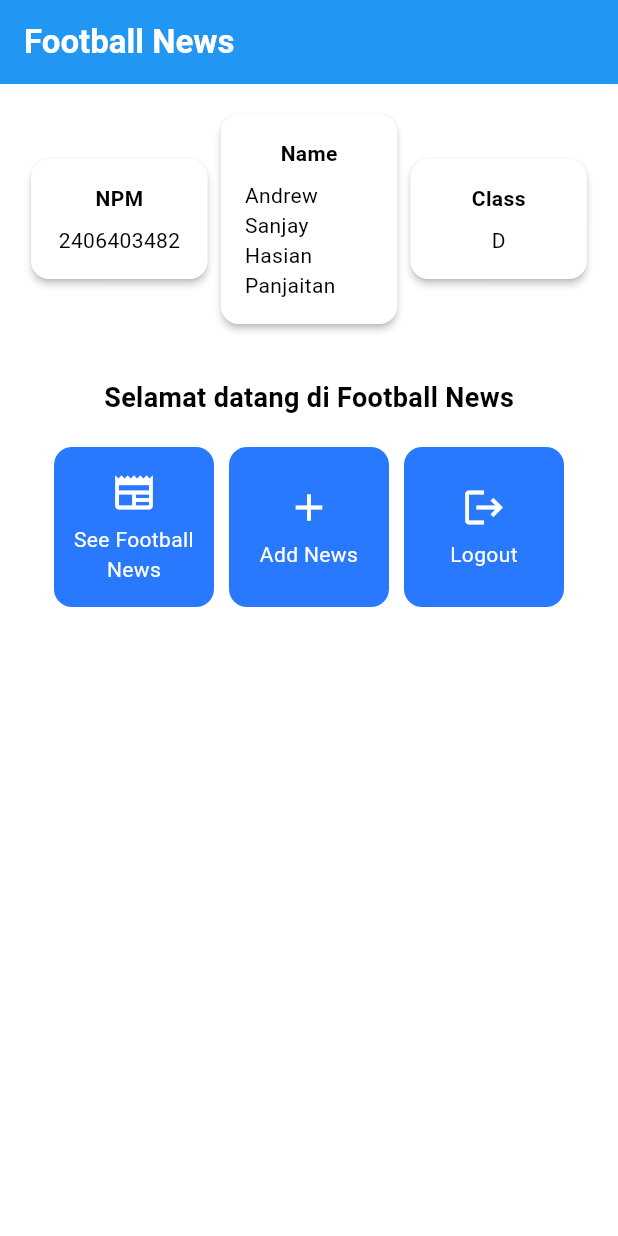
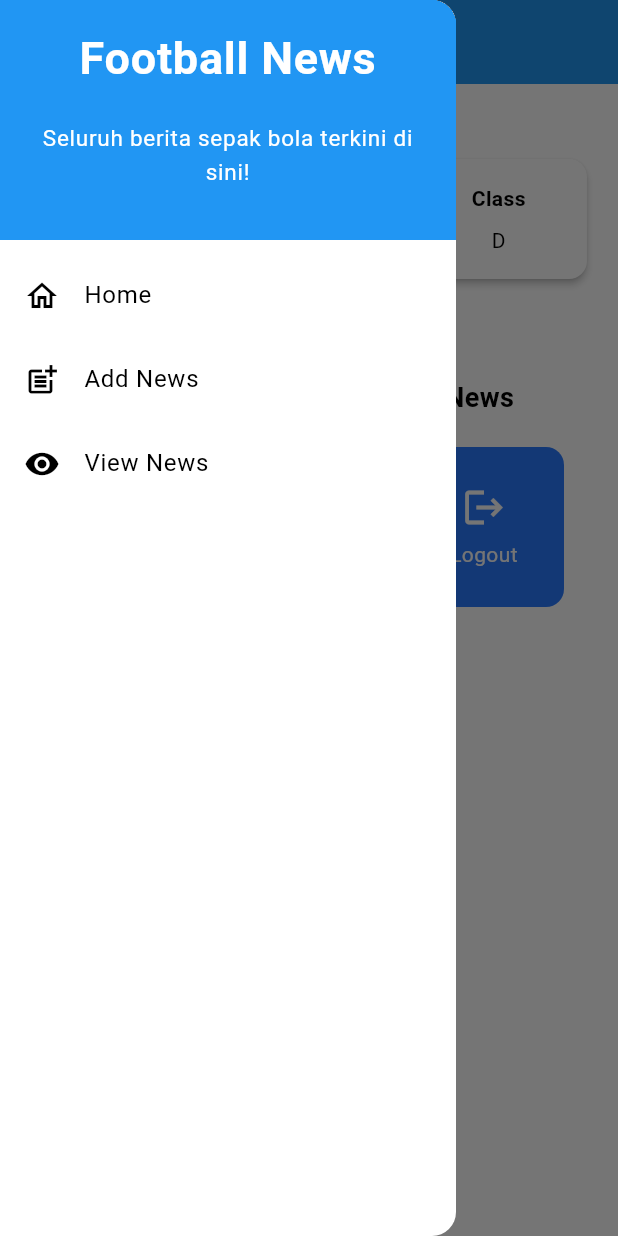
Before and after one commit to Smiley6P/football-news-mobile, a Flutter app: the screen it shows after launch, with the side drawer open (before the commit the screen has no drawer), on a phone screen of 412 x 824 dp. Run offline on Flutter 3.47's test engine with Material 3 defaults, Android fonts, the phone set to English and light mode, and no system bars.

Commit message:
tutorial 7 don

```diff
--- a/lib/main.dart
+++ b/lib/main.dart
@@ -1,5 +1,5 @@
 import 'package:flutter/material.dart';
-import 'package:football_news/menu.dart';
+import 'package:football_news/screens/menu.dart';
 
 void main() {
   runApp(const MyApp());
--- a/lib/menu.dart
+++ b/lib/screens/menu.dart
@@ -1,4 +1,8 @@
 import 'package:flutter/material.dart';
+import 'package:football_news/widgets/left_drawer.dart';
+import 'package:football_news/screens/newslist_form.dart';
+import 'package:football_news/widgets/news_card.dart';
+
 
 class MyHomePage extends StatelessWidget {
   MyHomePage({super.key});
@@ -30,6 +34,7 @@ class MyHomePage extends StatelessWidget {
         // Warna latar belakang AppBar diambil dari skema warna tema aplikasi.
         backgroundColor: Theme.of(context).colorScheme.primary,
       ),
+      drawer: LeftDrawer(),
       // Body halaman dengan padding di sekelilingnya.
       body: Padding(
         padding: const EdgeInsets.all(16.0),
@@ -132,57 +137,3 @@ class ItemHomepage {
 
   ItemHomepage(this.name, this.icon);
 }
-
-class ItemCard extends StatelessWidget {
-  // Menampilkan kartu dengan ikon dan nama.
-
-  final ItemHomepage item;
-
-  const ItemCard(this.item, {super.key});
-
-  @override
-  Widget build(BuildContext context) {
-    return Material(
-      // Menentukan warna latar belakang dari tema aplikasi.
-      color: Theme.of(context).colorScheme.secondary,
-      // Membuat sudut kartu melengkung.
-      borderRadius: BorderRadius.circular(12),
-
-      child: InkWell(
-        // Aksi ketika kartu ditekan.
-        onTap: () {
-          // Menampilkan pesan SnackBar saat kartu ditekan.
-          ScaffoldMessenger.of(context)
-            ..hideCurrentSnackBar()
-            ..showSnackBar(
-                SnackBar(content: Text("Kamu telah menekan tombol ${item.name}!"))
-            );
-        },
-        // Container untuk menyimpan Icon dan Text
-        child: Container(
-          padding: const EdgeInsets.all(8),
-          child: Center(
-            child: Column(
-              // Menyusun ikon dan teks di tengah kartu.
-              mainAxisAlignment: MainAxisAlignment.center,
-              children: [
-                Icon(
-                  item.icon,
-                  color: Colors.white,
-                  size: 30.0,
-                ),
-                const Padding(padding: EdgeInsets.all(3)),
-                Text(
-                  item.name,
-                  textAlign: TextAlign.center,
-                  style: const TextStyle(color: Colors.white),
-                ),
-              ],
-            ),
-          ),
-        ),
-      ),
-    );
-  }
-
-}
--- /dev/null
+++ b/lib/widgets/left_drawer.dart
@@ -0,0 +1,83 @@
+import 'package:flutter/material.dart';
+import 'package:football_news/screens/menu.dart';
+import 'package:football_news/screens/newslist_form.dart';
+import 'package:football_news/widgets/news_card.dart';
+
+
+class LeftDrawer extends StatelessWidget {
+  const LeftDrawer({super.key});
+
+  @override
+  Widget build(BuildContext context) {
+    return Drawer(
+      child: ListView(
+        children: [
+          const DrawerHeader(
+            decoration: BoxDecoration(
+              color: Colors.blue,
+            ),
+            child: Column(
+              children: [
+                Text(
+                  'Football News',
+                  textAlign: TextAlign.center,
+                  style: TextStyle(
+                    fontSize: 30,
+                    fontWeight: FontWeight.bold,
+                    color: Colors.white,
+                  ),
+                ),
+                Padding(padding: EdgeInsets.all(10)),
+                Text("Seluruh berita sepak bola terkini di sini!",
+                  textAlign: TextAlign.center,
+                  style: TextStyle(
+                    fontSize: 15,
+                    fontWeight: FontWeight.normal,
+                    color: Colors.white,
+                ),
+                ),
+              ],
+            ),
+          ),
+          ListTile(
+            leading: const Icon(Icons.home_outlined),
+            title: const Text('Home'),
+            // Bagian redirection ke MyHomePage
+            onTap: () {
+              Navigator.pushReplacement(
+                  context,
+                  MaterialPageRoute(
+                    builder: (context) => MyHomePage(),
+                  ));
+            },
+          ),
+          ListTile(
+            leading: const Icon(Icons.post_add),
+            title: const Text('Add News'),
+            // Bagian redirection ke NewsFormPage
+            onTap: () {
+              Navigator.pushReplacement(
+                  context,
+                  MaterialPageRoute(
+                    builder: (context) => NewsFormPage(),
+                  ));
+            },
+          ),
+          ListTile(
+            leading: const Icon(Icons.remove_red_eye_sharp),
+            title: const Text('View News'),
+            // Bagian redirection ke MyHomePage
+            onTap: () {
+              Navigator.pushReplacement(
+                  context,
+                  MaterialPageRoute(
+                    builder: (context) => MyHomePage() //TODO PAS UDAH ADA VIEW NEWS NANTI UBAH
+
+                  ));
+            },
+          ),
+        ],
+      ),
+    );
+  }
+}
--- /dev/null
+++ b/lib/widgets/news_card.dart
@@ -0,0 +1,65 @@
+import 'package:flutter/material.dart';
+import 'package:football_news/screens/menu.dart';
+import 'package:football_news/screens/newslist_form.dart';
+
+
+class ItemCard extends StatelessWidget {
+  // Menampilkan kartu dengan ikon dan nama.
+
+  final ItemHomepage item;
+
+  const ItemCard(this.item, {super.key});
+
+  @override
+  Widget build(BuildContext context) {
+    return Material(
+      // Menentukan warna latar belakang dari tema aplikasi.
+      color: Theme.of(context).colorScheme.secondary,
+      // Membuat sudut kartu melengkung.
+      borderRadius: BorderRadius.circular(12),
+
+      child: InkWell(
+        // Aksi ketika kartu ditekan.
+        onTap: () {
+          // Menampilkan pesan SnackBar saat kartu ditekan.
+          ScaffoldMessenger.of(context)
+            ..hideCurrentSnackBar()
+            ..showSnackBar(
+                SnackBar(content: Text("Kamu telah menekan tombol ${item.name}!"))
+            );
+          if (item.name == "Tambah Berita") {
+            // TODO: Gunakan Navigator.push untuk melakukan navigasi ke MaterialPageRoute yang mencakup NewsFormPage.
+            if (item.name == "Tambah Produk") {
+              Navigator.push(context,
+                  MaterialPageRoute(builder: (context) => const NewsFormPage()));
+            }
+          }
+        },
+        // Container untuk menyimpan Icon dan Text
+        child: Container(
+          padding: const EdgeInsets.all(8),
+          child: Center(
+            child: Column(
+              // Menyusun ikon dan teks di tengah kartu.
+              mainAxisAlignment: MainAxisAlignment.center,
+              children: [
+                Icon(
+                  item.icon,
+                  color: Colors.white,
+                  size: 30.0,
+                ),
+                const Padding(padding: EdgeInsets.all(3)),
+                Text(
+                  item.name,
+                  textAlign: TextAlign.center,
+                  style: const TextStyle(color: Colors.white),
+                ),
+              ],
+            ),
+          ),
+        ),
+      ),
+    );
+  }
+
+}
```
Also changed, not shown: lib/screens/newslist_form.dart (added, +211 -0 lines).
